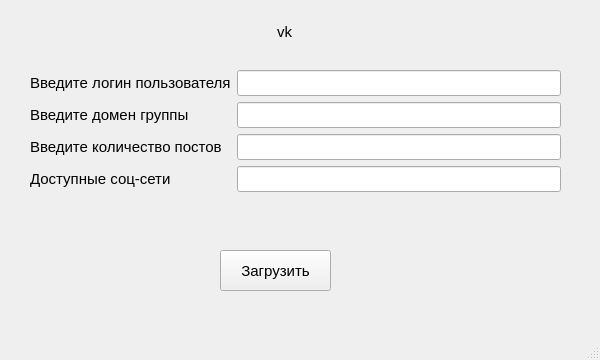
Old version of the form mainwindow.ui in the repository 1kapsula/media_parser.
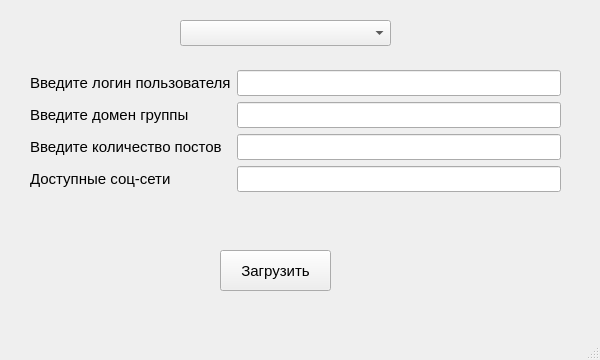
New version of the form.

Diff of the .ui file:
```diff
--- a/mainwindow.ui
+++ b/mainwindow.ui
@@ -134,29 +134,15 @@
      </item>
     </layout>
    </widget>
-   <widget class="QLabel" name="label_2">
+   <widget class="QComboBox" name="comboBox">
     <property name="geometry">
      <rect>
-      <x>140</x>
+      <x>180</x>
       <y>20</y>
-      <width>289</width>
-      <height>24</height>
+      <width>211</width>
+      <height>26</height>
      </rect>
     </property>
-    <property name="font">
-     <font>
-      <pointsize>11</pointsize>
-     </font>
-    </property>
-    <property name="text">
-     <string>vk</string>
-    </property>
-    <property name="textFormat">
-     <enum>Qt::PlainText</enum>
-    </property>
-    <property name="alignment">
-     <set>Qt::AlignCenter</set>
-    </property>
    </widget>
   </widget>
   <widget class="QMenuBar" name="menubar">
```
